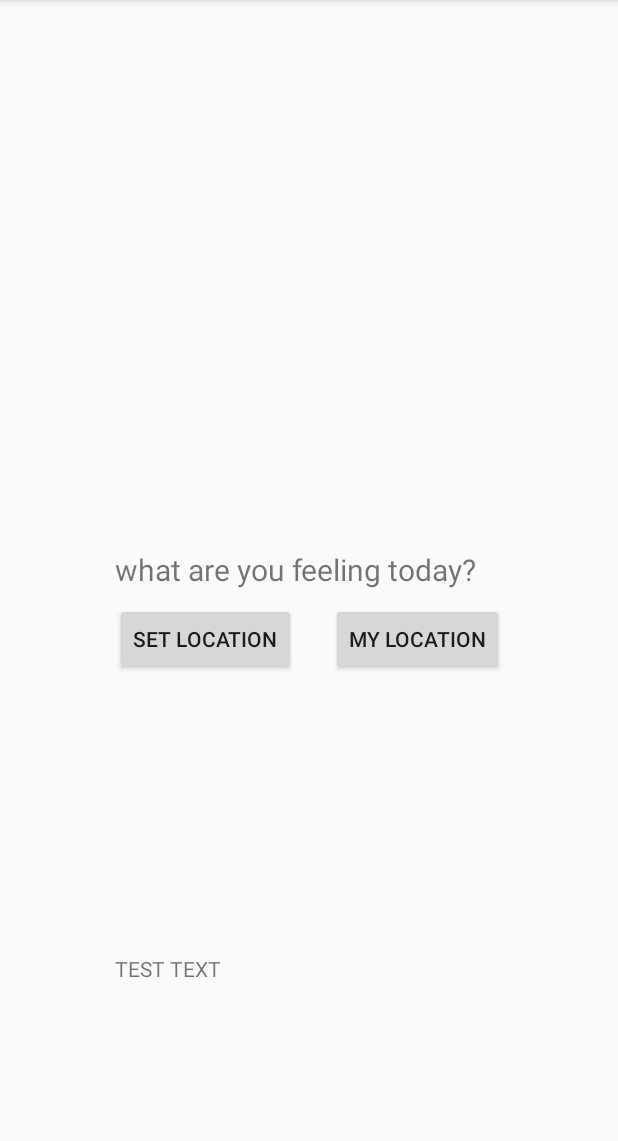
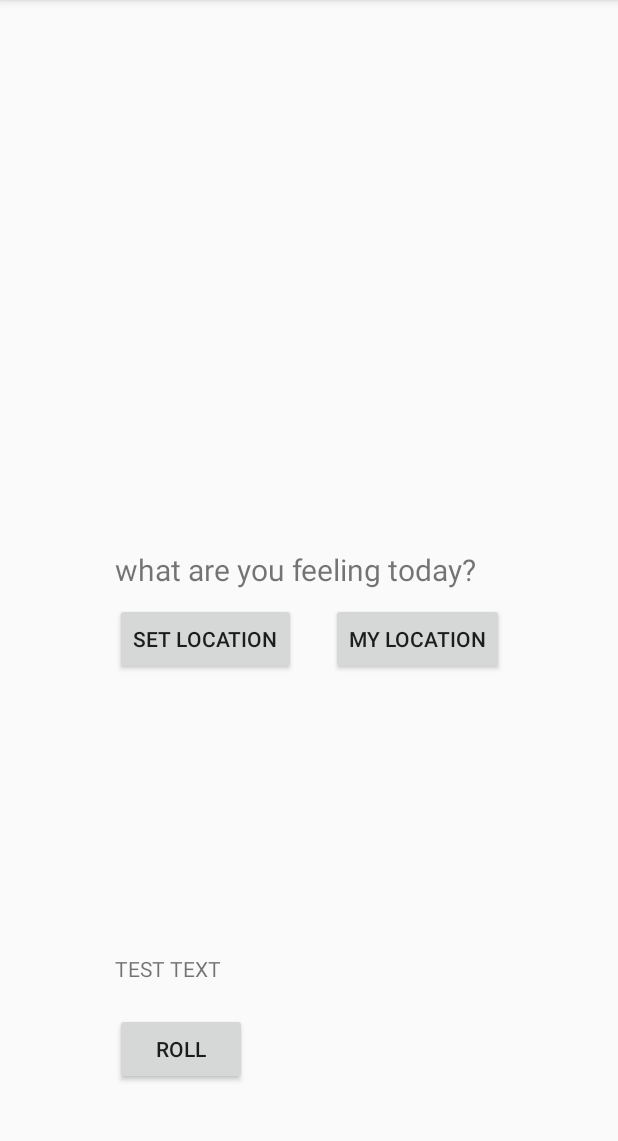
Before and after one commit to MoocowTheGodly/RollTheScones, an Android app: the screen it shows after launch (MainActivity), on a phone screen of 412 x 824 dp, the part 84-1225 px from its top. Run offline under Robolectric (Android 15) with nearby library versions, the light colour scheme and no system bars; Roboto replaces fonts that are not available here.

Commit message:
added random roll button

```diff
--- a/app/src/main/java/edu/cs371m/rollthescones/MainActivity.kt
+++ b/app/src/main/java/edu/cs371m/rollthescones/MainActivity.kt
@@ -40,6 +40,8 @@ class MainActivity : AppCompatActivity() {
 
     private val LOCATION_REQUEST_CODE = 101
     var destination = ""
+    //TODO: GIVE THIS ACTUAL NAME
+    var sizeOfStuff = 0
 
 
     override fun onCreate(savedInstanceState: Bundle?) {
@@ -54,6 +56,7 @@ class MainActivity : AppCompatActivity() {
         viewModel = ViewModelProviders.of(this).get(MainViewModel::class.java)
         val testText = findViewById<TextView>(R.id.testText)
         viewModel.observePlaces().observe(this, Observer {
+            sizeOfStuff = it.size
             var rand = (0 until it.size).random()
             testText.text = it[rand].name
         })
@@ -90,6 +93,13 @@ class MainActivity : AppCompatActivity() {
         var buttonBack = findViewById<Button>(R.id.buttonBack)
         var editText = findViewById<EditText>(R.id.addressET)
         var buttonGo = findViewById<Button>(R.id.buttonGo)
+        //temporary
+        val testText = findViewById<TextView>(R.id.testText)
+        var buttonRoll = findViewById<Button>(R.id.buttonRoll)
+        buttonRoll.setOnClickListener {
+            testText.text = viewModel.places.value!![(0 until sizeOfStuff).random()].name
+        }
+        //
         var myLocUsed = false
         buttonMyLoc.setOnClickListener {
             buttonMyLoc.isInvisible = true
--- a/app/src/main/java/edu/cs371m/rollthescones/MainViewModel.kt
+++ b/app/src/main/java/edu/cs371m/rollthescones/MainViewModel.kt
@@ -10,7 +10,7 @@ import androidx.lifecycle.viewModelScope
 class MainViewModel : ViewModel() {
     private val placesApi = PlacesApi.create()
     private val placeRepository = PlacesRepository(placesApi)
-    private val places = MutableLiveData<List<Restaurant>>()
+    val places = MutableLiveData<List<Restaurant>>()
     var latLong = MutableLiveData<String>().apply {
         value = ""
     }
--- a/app/src/main/res/layout/content_main.xml
+++ b/app/src/main/res/layout/content_main.xml
@@ -79,4 +79,12 @@
         app:layout_constraintStart_toStartOf="@+id/addressET"
         app:layout_constraintTop_toBottomOf="@+id/buttonBack" />
 
+    <Button
+        android:id="@+id/buttonRoll"
+        android:layout_width="wrap_content"
+        android:layout_height="wrap_content"
+        android:text="Roll"
+        app:layout_constraintStart_toStartOf="@+id/testText"
+        app:layout_constraintTop_toBottomOf="@+id/testText" />
+
 </androidx.constraintlayout.widget.ConstraintLayout>
```
